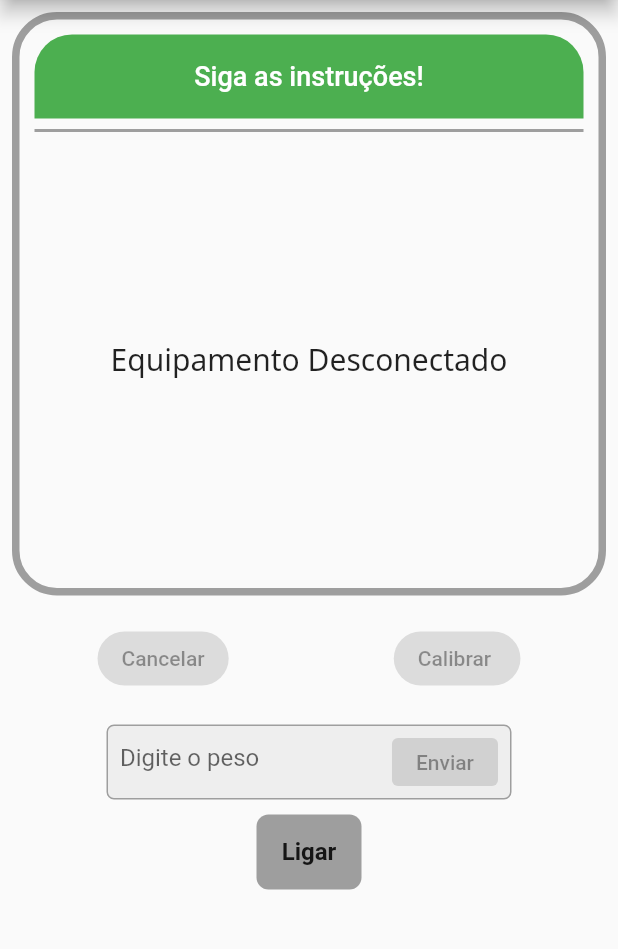
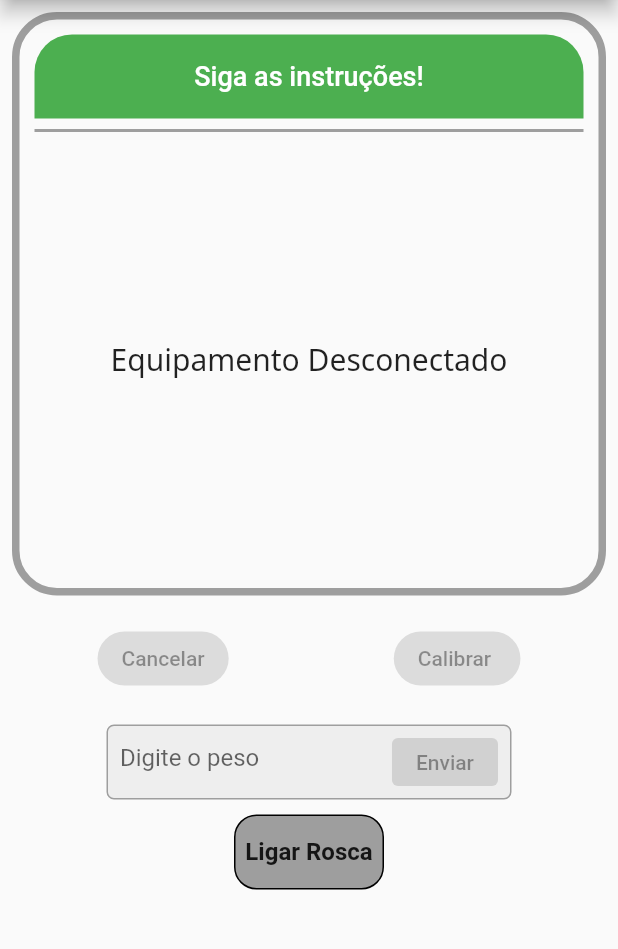
Before and after one commit to Fernando-H-Garcia/Alimentador, a Flutter app: the MyHomePage screen opened directly, tab 3 chosen, on a phone screen of 412 x 824 dp, the part 156-1105 px from its top. Run offline on Flutter 3.47's test engine with Material 2 defaults, Android fonts, the phone set to English and light mode, and no system bars; our stand-ins replace wakelock; Roboto replaces fonts that are missing (Noto Sans); statements that could not run were skipped.

Commit message:
Removi o deslizar para o lado para deletar item da lista

```diff
--- a/example/lib/2_FazendoAlteracao.dart
+++ b/example/lib/2_FazendoAlteracao.dart
@@ -465,7 +465,7 @@ class _MyHomePageState extends State<MyHomePage> with TickerProviderStateMixin {
       "#=": "###############################",
       "Arre=": "Arremesso-------------------->",
       "Ci=": "                    Calibração Iniciada!\n "
-          "\n1° Antes de continuar, certifique-se de encher o equipamento com ração e apertar o botão até encher completamente a rosca!\n"
+          "\n1° Antes de continuar, certifique-se de encher o equipamento com ração e apertar o botão (Ligar Rosca) até começar a sair bastante ração!\n"
           "\n2° Tenha em mãos uma balança com precisão de pelo menos 5g\n"
           "\n3° Em seguida, coloque um pote para armazenar a primeira porção de ração, aperte o botão Calibrar e aguarde!\n",
       "Fim1=": "                   Fim da primeira porção\n "
@@ -779,51 +779,9 @@ class _MyHomePageState extends State<MyHomePage> with TickerProviderStateMixin {
           SizedBox(height: 20),
           Divider(thickness: 10, color: Colors.blue),
           Text('Selecione o equipamento:', style: TextStyle(fontSize: 20)),
-          ListView(
-            shrinkWrap: true,
-            physics: NeverScrollableScrollPhysics(),
-            children: _devicesList
-                .map(
-                  (device) => Dismissible(
-                    key: Key(device.address),
-                    onDismissed: (direction) async {
-                      // Desconectar do dispositivo, se estiver conectado
-                      if (isConnected && device == _connectedDevice) {
-                        _disconnect();
-                        _refreshList();
-                      }
-
-                      // Exibir diálogo para remover manualmente o dispositivo pareado
-                      showDialog(
-                        context: context,
-                        builder: (context) => AlertDialog(
-                          title: Text('Deseja remover dispositivo pareado?'),
-                          content: Text(
-                            'É necessário remover manualmente o dispositivo "${device.name}" nas configurações Bluetooth do seu dispositivo.',
-                          ),
-                          actions: [
-                            TextButton(
-                              child: Text('OK'),
-                              onPressed: () {
-                                Navigator.pop(context);
-                              },
-                            ),
-                          ],
-                        ),
-                      );
-
-                      // Remover o dispositivo da lista
-                      setState(() {
-                        _devicesList.remove(device);
-                      });
-                    },
-                    background: Container(
-                      color: Colors.red,
-                      child: Icon(Icons.delete, color: Colors.white),
-                      alignment: Alignment.centerRight,
-                      padding: EdgeInsets.only(right: 20),
-                    ),
-                    child: Card(
+          Column(
+            children: _devicesList.map((device) {
+              return Card(
                 shape: RoundedRectangleBorder(
                   borderRadius: BorderRadius.circular(10),
                   side: BorderSide(
@@ -847,10 +805,8 @@ class _MyHomePageState extends State<MyHomePage> with TickerProviderStateMixin {
                     }
                   },
                 ),
-                    ),
-                  ),
-                )
-                .toList(),
+              );
+            }).toList(),
           ),
           SizedBox(height: 30),
           Row(
@@ -958,7 +914,7 @@ class _MyHomePageState extends State<MyHomePage> with TickerProviderStateMixin {
             ),
 
             Padding(
-              padding: const EdgeInsets.all(10.0),
+              padding: const EdgeInsets.all(1.0),
               child: Row(
                 mainAxisAlignment: MainAxisAlignment.center,
                 children: [
@@ -1211,18 +1167,19 @@ class _MyHomePageState extends State<MyHomePage> with TickerProviderStateMixin {
                   child: Container(
                     child: Center(
                       child: Text(
-                        'Ligar',
+                        'Ligar Rosca',
                         style: TextStyle(
                           fontSize: 16,
                           fontWeight: FontWeight.bold,
                         ),
                       ),
                     ),
-                    width: 70,
+                    width: 100,
                     height: 50,
                     decoration: BoxDecoration(
+                      border: Border.all(color: Colors.black),
                       color: isConnected ? Colors.blue : Colors.grey,
-                      borderRadius: BorderRadius.circular(8),
+                      borderRadius: BorderRadius.circular(15),
                     ),
                   ),
                 ),
```
Lines whose indentation alone changed are shown as unchanged.
